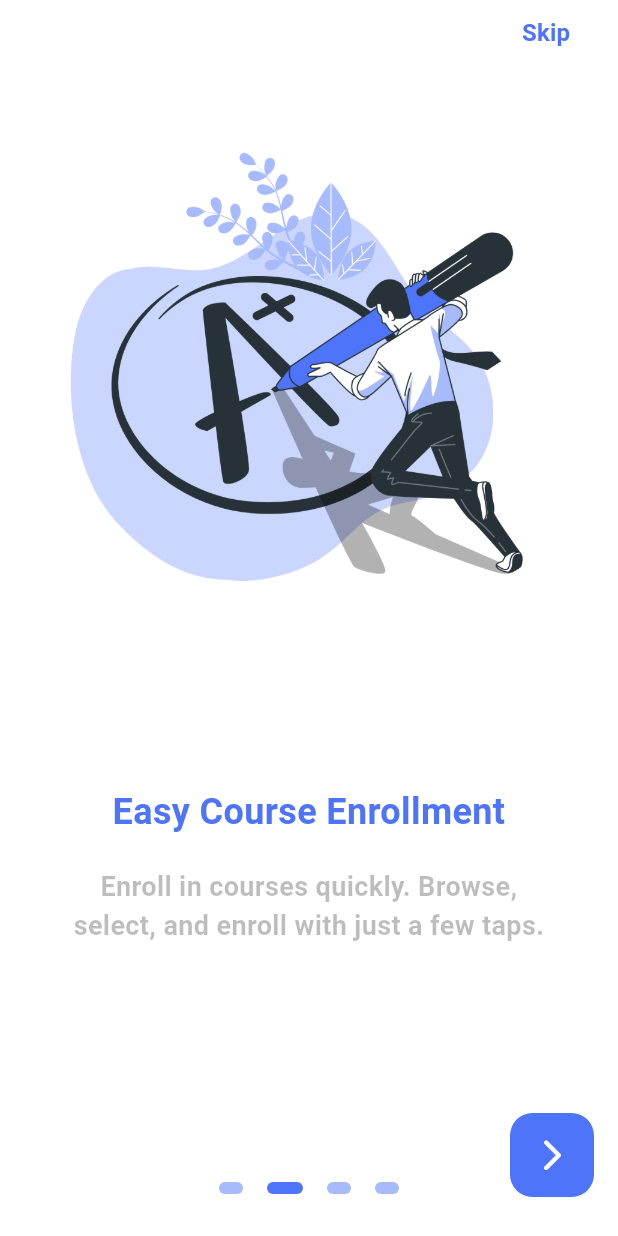
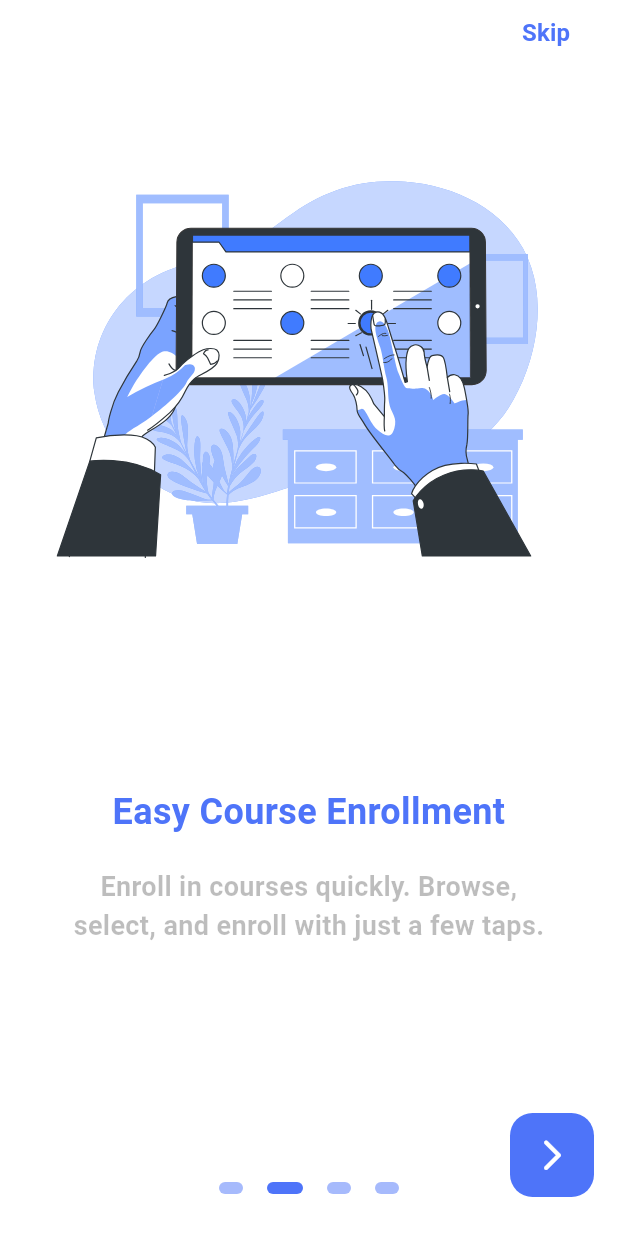
Before and after one commit to Dark-Semicolon/graduation-project-mobile-app, a Flutter app: the screen it shows after launch, swiped to page 2, on a phone screen of 412 x 824 dp. Run offline on Flutter 3.47's test engine with Material 3 defaults, Android fonts, the phone set to English and light mode, and no system bars; drawn by our look-alikes of flutter_onboarding_slider; our stand-ins replace bloc, device_info_plus, flutter_bloc, flutter_riverpod, flutter_svg, go_router and 4 more; accounts and stored records are empty.

Commit message:
fixed on boarding

```diff
--- a/lib/Features/Splash/AppPreiew/on_boarding.dart
+++ b/lib/Features/Splash/AppPreiew/on_boarding.dart
@@ -1,6 +1,8 @@
 import 'package:flutter/material.dart';
 import 'package:flutter_onboarding_slider/flutter_onboarding_slider.dart';
+import 'package:flutter_svg/flutter_svg.dart'; // Import flutter_svg package
 import 'package:go_router/go_router.dart';
+
 import '../../../Local App Data/Local/local_storage.dart';
 
 class OnBoarding extends StatelessWidget {
@@ -47,9 +49,9 @@ class OnBoarding extends StatelessWidget {
       pageBackgroundColor: Colors.white,
       background: [
         Image.asset('assets/images/college students-rafiki.png', height: 400),
+        SvgPicture.asset('assets/images/Select-bro.svg', height: 400),
         Image.asset('assets/images/Grades-bro.png', height: 400),
         Image.asset('assets/images/Nerd-bro.png', height: 400),
-        Image.asset('assets/images/doctorIMG.png', height: 400)
       ],
       speed: 1.8,
       pageBodies: [
```
Also changed, not shown: assets/images/Select-bro.svg (added).
